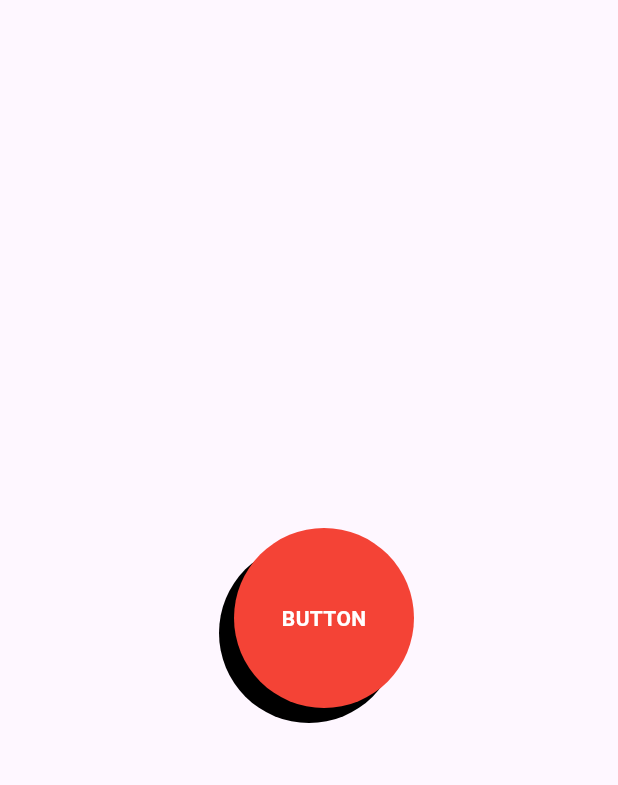
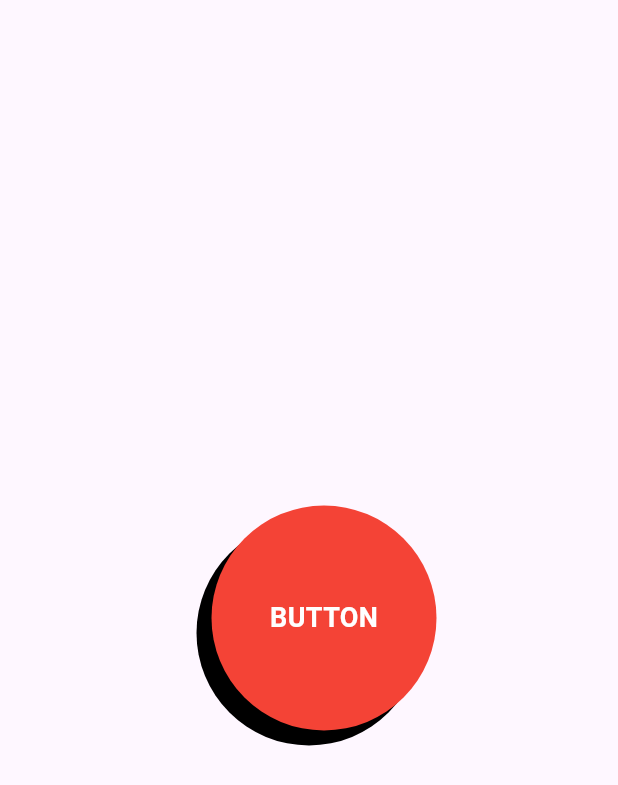
Before and after one commit to thecodepapaya/air_horn, a Flutter app: the screen it shows after launch, on a phone screen of 412 x 824 dp. Shown: the top 785 px of the screen. Run offline on Flutter 3.47's test engine with Material 3 defaults, Android fonts, the phone set to English and light mode, and no system bars; our stand-ins replace just_audio, vibration.

Commit message:
UI complete

```diff
--- a/lib/main.dart
+++ b/lib/main.dart
@@ -113,8 +113,8 @@ class _HomePageState extends State<HomePage> {
                     right: (_offset - animationValue) * 2,
                   ),
                   duration: Durations.short2,
-                  height: 120,
-                  width: 120,
+                  height: 150,
+                  width: 150,
                   decoration: BoxDecoration(
                     color: Colors.red,
                     shape: BoxShape.circle,
@@ -128,6 +128,7 @@ class _HomePageState extends State<HomePage> {
                     child: Text(
                       'BUTTON',
                       style: TextStyle(
+                        fontSize: 18,
                         fontWeight: FontWeight.bold,
                         color: Colors.white,
                       ),
--- a/lib/utils.dart
+++ b/lib/utils.dart
@@ -4,7 +4,7 @@ import 'package:vibration/vibration.dart';
 class HornVibrator {
   static void start() {
     Vibration.vibrate(
-      duration: 2000000000,
+      duration: Duration.millisecondsPerHour,
       amplitude: 255,
     );
   }
@@ -26,6 +26,7 @@ class Player {
   }
 
   static void onEnd() async {
-    _player.stop();
+    await _player.pause();
+    _player.seek(Duration.zero);
   }
 }
```
